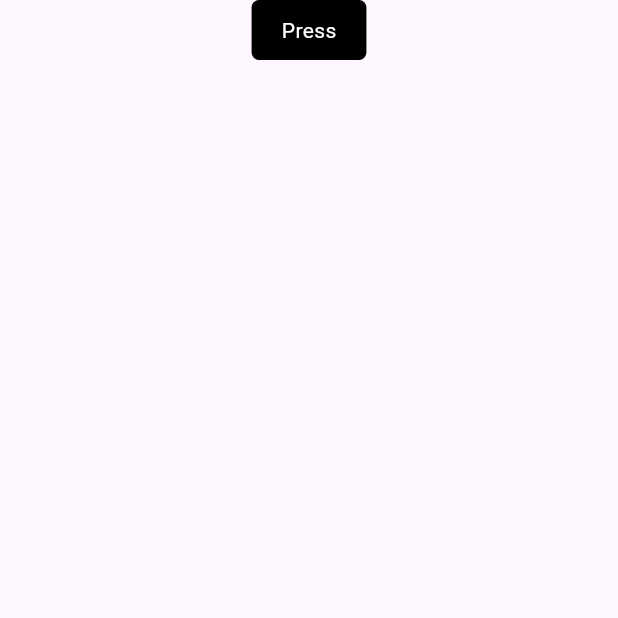
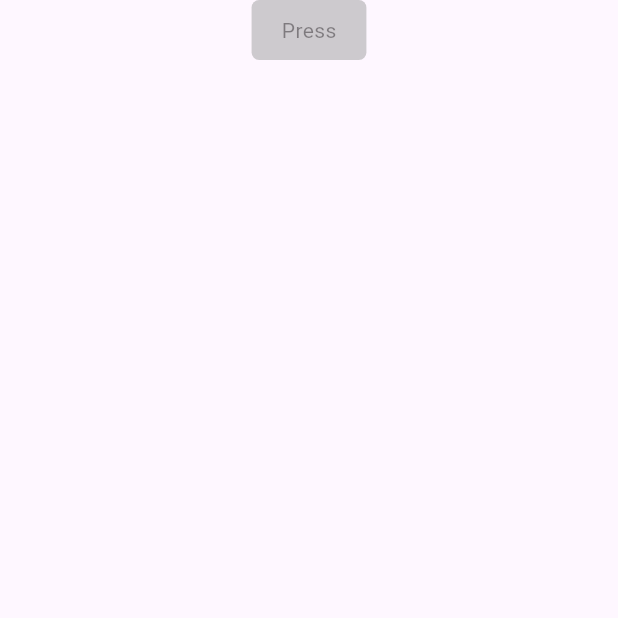
Before and after one commit to t-mabrar/flutter_components, a Flutter app: the screen it shows after launch, on a phone screen of 412 x 824 dp, the top half of it. Run offline on Flutter 3.47's test engine with Material 3 defaults, Android fonts, the phone set to English and light mode, and no system bars; our stand-ins replace flutter_styled_toast, fluttertoast, font_awesome_flutter, logger, streaming_shared_preferences.

Commit message:
App button enable and disable is enhanced

```diff
--- a/example/lib/main.dart
+++ b/example/lib/main.dart
@@ -34,7 +34,12 @@ class _MyHomePageState extends State<MyHomePage> {
       child: Column(
         crossAxisAlignment: CrossAxisAlignment.center,
         children: [
-          AppButton(title: "Press", onPressed: () {}, color: Colors.black),
+          AppButton(
+            title: "Press",
+            onPressed: () {},
+            color: Colors.black,
+            isEnabled: false,
+          ),
         ],
       ),
     );
--- a/lib/src/widgets/app_button.dart
+++ b/lib/src/widgets/app_button.dart
@@ -24,6 +24,7 @@ class AppButton extends StatefulWidget {
   final double? fontSize;
   final bool? _hideUnderLine;
   final FontWeight fontWeight;
+  final bool isEnabled;
 
   const AppButton({
     super.key,
@@ -42,6 +43,7 @@ class AppButton extends StatefulWidget {
     this.borderRadius,
     this.fontSize,
     this.fontWeight = FontWeight.normal,
+    this.isEnabled = true,
   }) : _isLinkButton = false,
        _isIconButton = false,
        _hideUnderLine = false,
@@ -67,6 +69,7 @@ class AppButton extends StatefulWidget {
     this.isExpanded = false,
     this.borderRadius,
     this.fontSize,
+    this.isEnabled = true,
   }) : _isLinkButton = isLinkButton,
        _isIconButton = isIconButton,
        _hideUnderLine = hideUnderLine,
@@ -84,6 +87,7 @@ class AppButton extends StatefulWidget {
     bool? hideUnderLine,
     double? fontSize,
     FontWeight fontWeight = FontWeight.normal,
+    bool? isEnabled,
   }) {
     return AppButton._internal(
       title: title,
@@ -100,6 +104,7 @@ class AppButton extends StatefulWidget {
       onPressed: onPressed,
       icon: const Icon(Icons.ac_unit),
       hideUnderLine: hideUnderLine ?? false,
+      isEnabled: isEnabled ?? true,
     );
   }
 
@@ -108,6 +113,7 @@ class AppButton extends StatefulWidget {
     required void Function() onPressed,
     Widget? prefix,
     Widget? suffix,
+    bool? isEnabled,
   }) {
     return AppButton._internal(
       title: "",
@@ -118,6 +124,7 @@ class AppButton extends StatefulWidget {
       onPressed: onPressed,
       icon: icon,
       hideUnderLine: false,
+      isEnabled: isEnabled ?? true,
     );
   }
 
@@ -134,6 +141,7 @@ class AppButtonState extends State<AppButton> {
     WidgetsBinding.instance.addPostFrameCallback((_) {
       setState(() {
         _buttonColor = widget.color ?? context.primaryColor;
+        isEnabled = widget.isEnabled && (widget.isLoading ?? true);
       });
     });
     super.initState();
@@ -143,6 +151,9 @@ class AppButtonState extends State<AppButton> {
   void didUpdateWidget(covariant AppButton oldWidget) {
     if (oldWidget.color != widget.color) {
       _buttonColor = widget.color ?? context.primaryColor;
+    }
+    if (widget.isEnabled != oldWidget.isEnabled) {
+      isEnabled = widget.isEnabled && (widget.isLoading ?? true);
     }
     super.didUpdateWidget(oldWidget);
   }
@@ -171,7 +182,10 @@ class AppButtonState extends State<AppButton> {
               widget.titleStyle ??
               context.textTheme.bodyMedium!.copyWith(
                 fontWeight: widget.fontWeight,
-                color: widget.fontColor ?? context.primaryColor,
+                color:
+                    isEnabled
+                        ? (widget.fontColor ?? context.primaryColor)
+                        : Colors.black,
                 fontSize: widget.fontSize,
                 decoration:
                     (widget._hideUnderLine ?? false)
@@ -188,26 +202,32 @@ class AppButtonState extends State<AppButton> {
     }
   }
 
-  Widget get _textWidget => Text(
+  Widget get _textWidget {
+    return Text(
       widget.title,
       style:
           widget.titleStyle ??
           context.textTheme.bodyMedium!.copyWith(
             fontWeight: widget.fontWeight,
             fontSize: widget.fontSize,
-          color: widget.fontColor ?? Colors.white,
+            color:
+                isEnabled ? (widget.fontColor ?? Colors.white) : Colors.black,
           ),
     );
+  }
 
   Widget _buildDefaultButton() {
     return Material(
       color: Colors.transparent,
-      shadowColor: _buttonColor!.withAlpha(_isHovered ? 125 : 255),
+      shadowColor:
+          isEnabled
+              ? _buttonColor!.withAlpha(_isHovered ? 125 : 255)
+              : Colors.transparent,
       elevation: widget.elevation ?? 0.0,
       child: DecoratedBox(
         decoration: BoxDecoration(
           border: widget.border,
-          color: _buttonColor,
+          color: isEnabled ? _buttonColor : Colors.grey,
           borderRadius: BorderRadius.circular(widget.borderRadius ?? 5.0),
         ),
         child: Padding(
@@ -235,20 +255,21 @@ class AppButtonState extends State<AppButton> {
     );
   }
 
+  bool isEnabled = true;
+
   @override
   Widget build(BuildContext context) {
-    final bool isDisabled = widget.isLoading == true;
     return _buttonColor == null
         ? SizedBox.shrink()
         : InkWell(
           hoverColor: Colors.transparent,
           highlightColor: Colors.transparent,
           splashColor:
-              isDisabled ? Colors.transparent : _buttonColor!.withAlpha(50),
-          onTap: isDisabled ? null : () => widget.onPressed(),
-          onHover: isDisabled ? null : _onHover,
+              !isEnabled ? Colors.transparent : _buttonColor!.withAlpha(50),
+          onTap: !isEnabled ? null : () => widget.onPressed(),
+          onHover: !isEnabled ? null : _onHover,
           child: Opacity(
-            opacity: isDisabled ? 0.5 : 1.0,
+            opacity: !isEnabled ? 0.5 : 1.0,
             child: _buildButtonContent(),
           ),
         );
```
Lines whose indentation alone changed are shown as unchanged.
